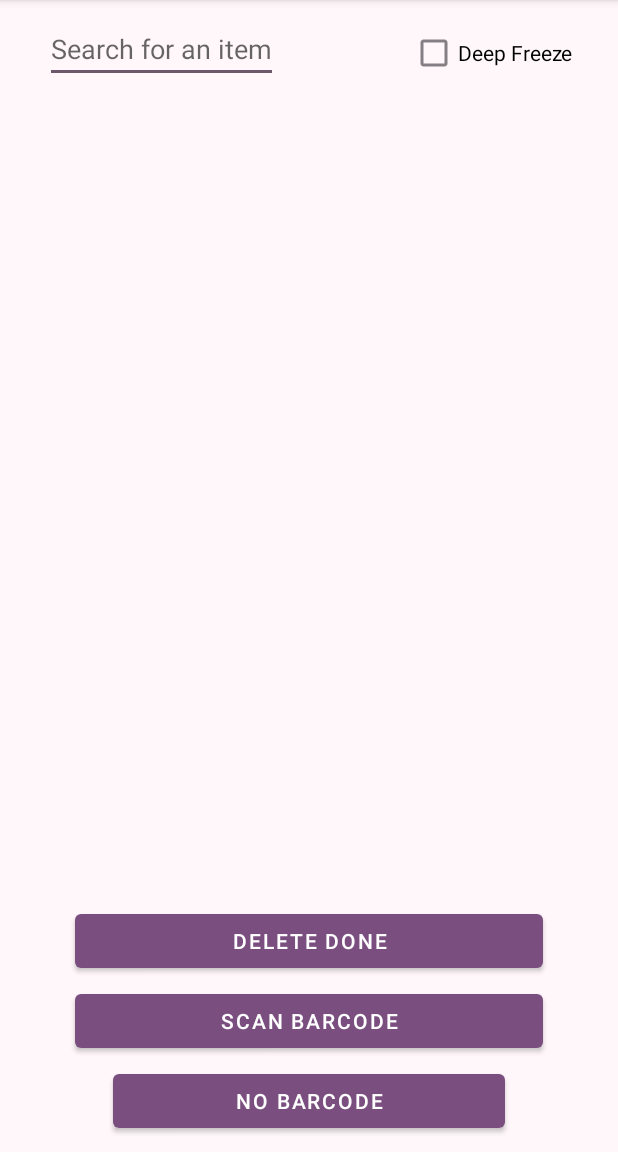
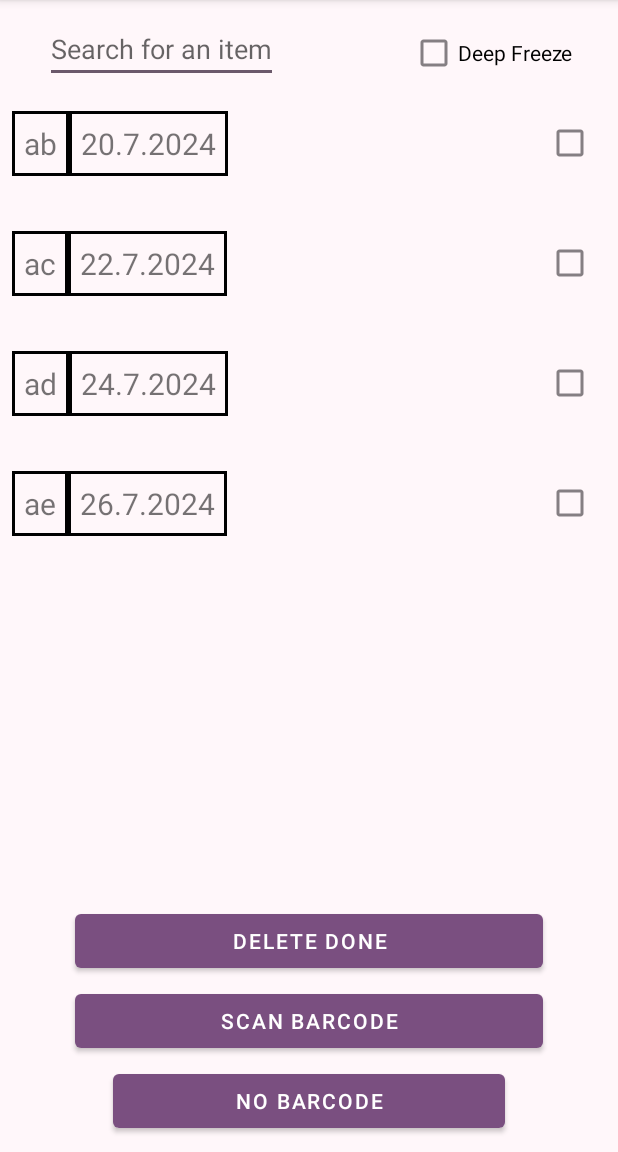
Before and after one commit to faraz19m/AntiGaspi, an Android app: the screen it shows after launch (MainActivity), on a phone screen of 412 x 824 dp, the part 84-1236 px from its top. Run offline under Robolectric (Android 15) with nearby library versions, the phone set to English and light mode, and no system bars; libraries missing offline, so code that uses them is left out: com.google.mlkit.vision; 2 statements that could not run were skipped.

Commit message:
Fixed items not displaying properly on the view when deleting them. Added documentation.

```diff
--- a/app/src/main/java/com/example/antigaspi/FoodItemAdapter.kt
+++ b/app/src/main/java/com/example/antigaspi/FoodItemAdapter.kt
@@ -16,30 +16,45 @@ import androidx.recyclerview.widget.ListAdapter
 import androidx.recyclerview.widget.SortedList
 import androidx.recyclerview.widget.SortedListAdapterCallback
 
+/**
+ * Adapter that has a filter.
+ * Set [currentFilter] first and then use [getFilter] to apply that filter.
+ */
 class FoodItemAdapter(
     private val context: Context,
 
-) : ListAdapter<FoodItem, FoodItemAdapter.FoodItemViewHolder>(diffUtil),Filterable {
+    ) : ListAdapter<FoodItem, FoodItemAdapter.FoodItemViewHolder>(diffUtil), Filterable {
+    /**
+     * List of foodItems. The current displayed list can be accessed by currentList
+     */
     private var foodItems: ArrayList<FoodItem> = arrayListOf()
 
-    // Filter by a CharSequence.
-    // Only keep the foodItems whose title contains the CharSequence.
-    private val filter : Filter = object : Filter() {
+    /**
+     * String that is used to filter ie only display certain items.
+     */
+    var currentFilter: String = ""
+
+    /**
+     * Filters by a CharSequence.
+     * Only keep the foodItems whose title contains the CharSequence.
+     */
+    private val filter: Filter = object : Filter() {
         override fun performFiltering(input: CharSequence): FilterResults {
-            val filteredList = if (input.isEmpty()) {
+            val filteredList = if (currentFilter.isEmpty()) {
                 foodItems
             } else {
-                foodItems.filter { it.title.lowercase().contains(input) }
+                foodItems.filter { it.title.lowercase().contains(currentFilter) }
             }
             return FilterResults().apply { values = filteredList }
         }
 
         override fun publishResults(input: CharSequence, results: FilterResults) {
             submitList(results.values as ArrayList<FoodItem>)
+            notifyDataSetChanged()
         }
     }
 
-    inner class FoodItemViewHolder(itemView: View): RecyclerView.ViewHolder(itemView) {
+    inner class FoodItemViewHolder(itemView: View) : RecyclerView.ViewHolder(itemView) {
         val tvFoodItemTitle: TextView = itemView.findViewById(R.id.tvFoodItemTitle)
         val cbDone: CheckBox = itemView.findViewById(R.id.cbDone)
 
@@ -79,19 +94,26 @@ class FoodItemAdapter(
         )
     }
 
-    fun addFoodItem(foodItem:FoodItem) {
+    fun addFoodItem(foodItem: FoodItem) {
         foodItems.add(foodItem)
         notifyItemInserted(foodItems.size - 1)
     }
 
-    // Remove all foodItems from the list that have [isChecked] == true
+    /**
+     * Remove all foodItems from the list that have [FoodItem.isChecked] == true.
+     * Updates the recyclerView.
+     */
     fun deleteDoneFoodItems() {
         foodItems.removeAll { item ->
             item.isChecked
         }
+        filter.filter(currentFilter)
         notifyDataSetChanged()
     }
 
+    /**
+     * Adds strike-through to the text of the [tvFoodItemTitle].
+     */
     private fun toggleStrikeThrough(tvFoodItemTitle: TextView, isChecked: Boolean) {
         if (isChecked) {
             tvFoodItemTitle.paintFlags = tvFoodItemTitle.paintFlags or STRIKE_THRU_TEXT_FLAG
@@ -123,8 +145,11 @@ class FoodItemAdapter(
         return foodItems
     }
 
-
+    /**
+     * @return the filter. Set [currentFilter] first and then call [Filter.filter] on this.
+     */
     override fun getFilter(): Filter {
         return filter
     }
+
 }
--- a/app/src/main/java/com/example/antigaspi/MainActivity.kt
+++ b/app/src/main/java/com/example/antigaspi/MainActivity.kt
@@ -72,11 +72,11 @@ class MainActivity : AppCompatActivity() {
         // add items from shared preferences to the adapter
         foodItemAdapter.getFoodItems().addAll(sharedPreferencesHelper.loadFoodItemList())
 
-        // dummy items TODO: Remove this
-        foodItemAdapter.getFoodItems().add(FoodItem(title = "aaaaa", expirationDate = Date(124,7,20,1,1,1)))
-        foodItemAdapter.getFoodItems().add(FoodItem(title = "bbbbb", expirationDate = Date(124,7,22,1,1,1)))
-        foodItemAdapter.getFoodItems().add(FoodItem(title = "cccccc", expirationDate = Date(124,7,24,1,1,1)))
-        foodItemAdapter.getFoodItems().add(FoodItem(title = "dddddd", expirationDate = Date(124,7,26,1,1,1)))
+        // TODO: Remove dummy items
+        foodItemAdapter.getFoodItems().add(FoodItem(title = "ab", expirationDate = Date(124,7,20,1,1,1)))
+        foodItemAdapter.getFoodItems().add(FoodItem(title = "ac", expirationDate = Date(124,7,22,1,1,1)))
+        foodItemAdapter.getFoodItems().add(FoodItem(title = "ad", expirationDate = Date(124,7,24,1,1,1)))
+        foodItemAdapter.getFoodItems().add(FoodItem(title = "ae", expirationDate = Date(124,7,26,1,1,1)))
 
         // Set up recyclerview
         val rvFoodItems = findViewById<RecyclerView>(R.id.rvFoodItems)
@@ -86,8 +86,12 @@ class MainActivity : AppCompatActivity() {
         // editText for filtering by a string
         val etFilter = findViewById<EditText>(R.id.etFilter)
         etFilter.addTextChangedListener { input ->
+            foodItemAdapter.currentFilter = input.toString()
             foodItemAdapter.filter.filter(input)
         }
+
+        // somehow this is needed
+        foodItemAdapter.filter.filter("")
 
         // edittext in dialog
         val et = EditText(this)
```
Also changed, not shown: app/src/main/java/com/example/antigaspi/FoodItem.kt (+24 -8 lines).
